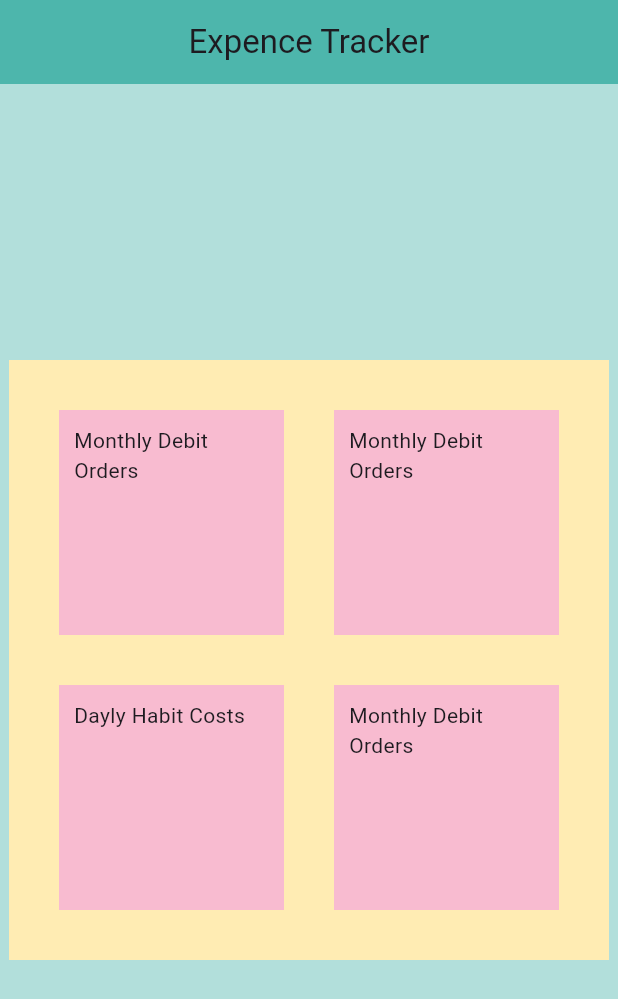
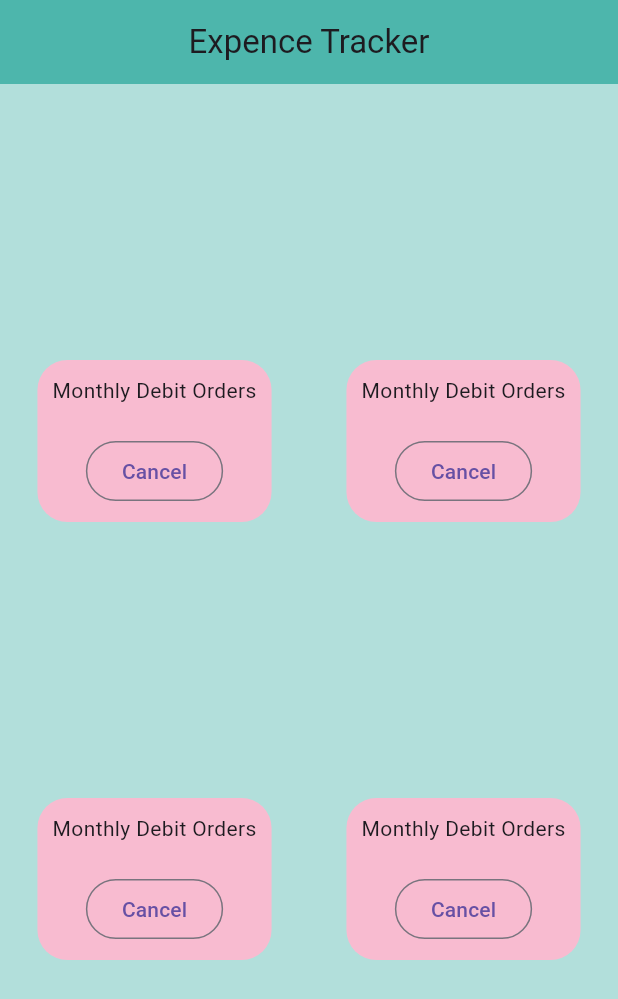
Before and after one commit to B-Judels/First_Flutter_App, a Flutter app: the screen it shows after launch, on a phone screen of 412 x 824 dp. Shown: the top 999 px of the screen. Run offline on Flutter 3.47's test engine with Material 3 defaults, Android fonts, the light colour scheme and no system bars.

Commit message:
Replacing hardcoded sizes for better cross platform UI, UI tweaking and button experimenting

```diff
--- a/lib/main.dart
+++ b/lib/main.dart
@@ -19,9 +19,9 @@ class MyWidget extends StatelessWidget {
         body: SafeArea(
           child: Center(
             child: Container(
-              color: Colors.amber[100],
-              width: 400.0,
-              height: 400.0,
+              // color: Colors.amber[100],
+              width: double.infinity,
+              // height: 100,
               child: Center(
                 child: Column(
                   mainAxisAlignment: MainAxisAlignment.spaceEvenly,
@@ -29,22 +29,52 @@ class MyWidget extends StatelessWidget {
                     Row(
                       mainAxisAlignment: MainAxisAlignment.spaceEvenly,
                       children: [
-                        Container(
-                          color: Colors.pink[100],
-                          height: 150.0,
-                          width: 150.0,
-                          padding: EdgeInsets.all(10.0),
+                        Expanded(
+                          child: Center(
+                            child: Container(
+                              padding: const EdgeInsets.all(10.0),
+                              decoration: BoxDecoration(
+                                color: Colors.pink[100],
+                                borderRadius: BorderRadius.circular(20),
+                              ),
+                              child: Column(
+                                children: [
+                                  Text("Monthly Debit Orders"),
 
-                          child: Text("Monthly Debit Orders"),
+                                  SizedBox(height: 20),
+
+                                  OutlinedButton(
+                                    onPressed: () {},
+                                    child: const Text("Cancel"),
+                                  ),
+                                ],
+                              ),
+                            ),
+                          ),
                         ),
 
-                        Container(
-                          color: Colors.pink[100],
-                          height: 150.0,
-                          width: 150.0,
-                          padding: EdgeInsets.all(10.0),
+                        Expanded(
+                          child: Center(
+                            child: Container(
+                              padding: const EdgeInsets.all(10.0),
+                              decoration: BoxDecoration(
+                                color: Colors.pink[100],
+                                borderRadius: BorderRadius.circular(20),
+                              ),
+                              child: Column(
+                                children: [
+                                  Text("Monthly Debit Orders"),
 
-                          child: Text("Monthly Debit Orders"),
+                                  SizedBox(height: 20),
+
+                                  OutlinedButton(
+                                    onPressed: () {},
+                                    child: const Text("Cancel"),
+                                  ),
+                                ],
+                              ),
+                            ),
+                          ),
                         ),
                       ],
                     ),
@@ -52,22 +82,52 @@ class MyWidget extends StatelessWidget {
                     Row(
                       mainAxisAlignment: MainAxisAlignment.spaceEvenly,
                       children: [
-                        Container(
-                          color: Colors.pink[100],
-                          height: 150.0,
-                          width: 150.0,
-                          padding: EdgeInsets.all(10.0),
+                        Expanded(
+                          child: Center(
+                            child: Container(
+                              padding: const EdgeInsets.all(10.0),
+                              decoration: BoxDecoration(
+                                color: Colors.pink[100],
+                                borderRadius: BorderRadius.circular(20),
+                              ),
+                              child: Column(
+                                children: [
+                                  Text("Monthly Debit Orders"),
 
-                          child: Text("Dayly Habit Costs"),
+                                  SizedBox(height: 20),
+
+                                  OutlinedButton(
+                                    onPressed: () {},
+                                    child: const Text("Cancel"),
+                                  ),
+                                ],
+                              ),
+                            ),
+                          ),
                         ),
 
-                        Container(
-                          color: Colors.pink[100],
-                          height: 150.0,
-                          width: 150.0,
-                          padding: EdgeInsets.all(10.0),
+                        Expanded(
+                          child: Center(
+                            child: Container(
+                              padding: const EdgeInsets.all(10.0),
+                              decoration: BoxDecoration(
+                                color: Colors.pink[100],
+                                borderRadius: BorderRadius.circular(20),
+                              ),
+                              child: Column(
+                                children: [
+                                  Text("Monthly Debit Orders"),
 
-                          child: Text("Monthly Debit Orders"),
+                                  SizedBox(height: 20),
+
+                                  OutlinedButton(
+                                    onPressed: () {},
+                                    child: const Text("Cancel"),
+                                  ),
+                                ],
+                              ),
+                            ),
+                          ),
                         ),
                       ],
                     ),
```
